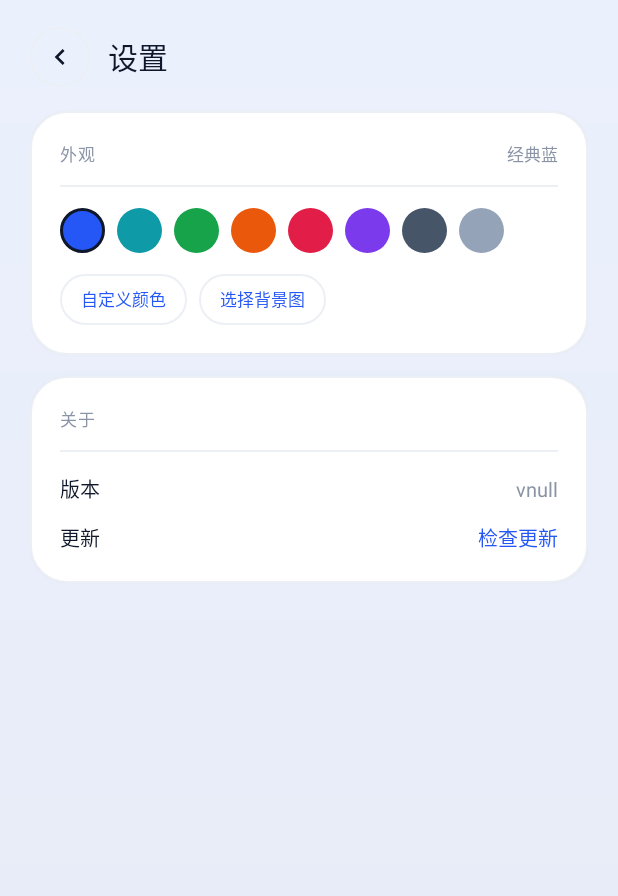
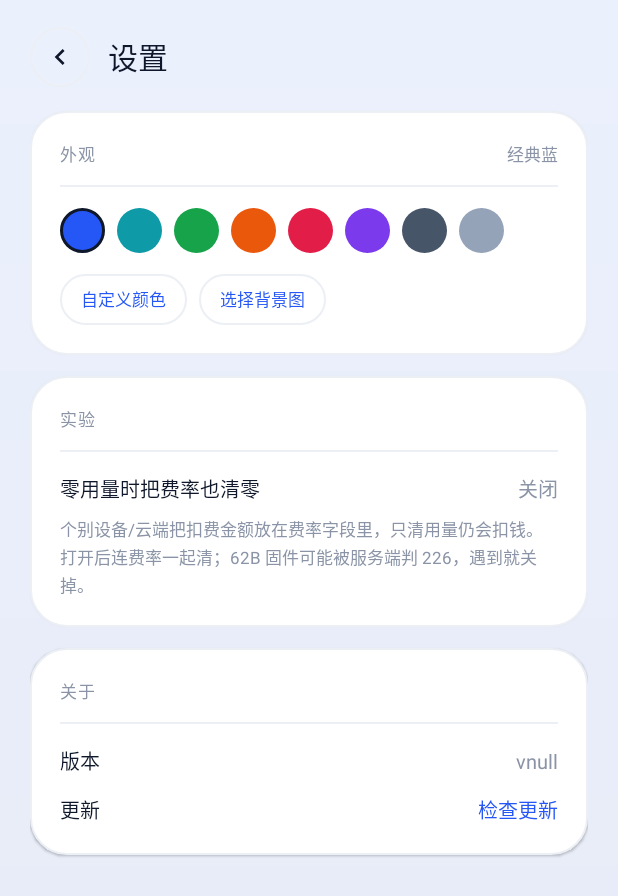
Before and after one commit to lc655254/water-valve-ble, an Android app: the SettingsActivity screen opened directly, with no data from a screen before it, on a phone screen of 412 x 824 dp. Shown: the top 896 px of the screen. Run offline under Robolectric (Android 15) with nearby library versions, the light colour scheme and no system bars; network calls fail.

Commit message:
fix(android): 登录去重 + 账本按云端实扣记账 + 零用量费率实验开关（0.11.3）

```diff
--- a/android/app/build.gradle
+++ b/android/app/build.gradle
@@ -10,8 +10,8 @@ android {
         applicationId "com.yg.watervalve"
         minSdk 26
         targetSdk 35
-        versionCode 43
-        versionName "0.9.4"
+        versionCode 53
+        versionName "0.11.3"
     }
 
     buildTypes {
--- a/android/app/src/main/java/com/yg/watervalve/SettingsActivity.java
+++ b/android/app/src/main/java/com/yg/watervalve/SettingsActivity.java
@@ -64,6 +64,22 @@ public class SettingsActivity extends Activity {
         });
 
         setupAppearance();
+
+        // 实验开关：零用量时连费率一起清零
+        TextView zeroRate = findViewById(R.id.zeroRateSwitch);
+        if (zeroRate != null) {
+            final String KEY = "zero_rate";
+            boolean on = getSharedPreferences("water_valve", MODE_PRIVATE).getBoolean(KEY, false);
+            zeroRate.setText(on ? "已开启" : "关闭");
+            zeroRate.setTextColor(getColor(on ? R.color.success : R.color.muted));
+            zeroRate.setOnClickListener(v -> {
+                boolean now = !getSharedPreferences("water_valve", MODE_PRIVATE).getBoolean(KEY, false);
+                getSharedPreferences("water_valve", MODE_PRIVATE).edit().putBoolean(KEY, now).apply();
+                zeroRate.setText(now ? "已开启" : "关闭");
+                zeroRate.setTextColor(getColor(now ? R.color.success : R.color.muted));
+                toast(now ? "已开启：零用量时费率也清零" : "已关闭：费率保持原样");
+            });
+        }
     }
 
     // ── 外观 ────────────────────────────────────────────────
--- a/android/app/src/main/res/layout/activity_settings.xml
+++ b/android/app/src/main/res/layout/activity_settings.xml
@@ -165,6 +165,61 @@
                     android:layout_width="wrap_content"
                     android:layout_height="wrap_content"
                     android:letterSpacing="0.08"
+                    android:text="实验"
+                    android:textColor="@color/muted"
+                    android:textSize="11sp" />
+
+                <View
+                    android:layout_width="match_parent"
+                    android:layout_height="1dp"
+                    android:layout_marginTop="12dp"
+                    android:background="@color/line" />
+
+                <LinearLayout
+                    android:layout_width="match_parent"
+                    android:layout_height="wrap_content"
+                    android:layout_marginTop="14dp"
+                    android:orientation="horizontal">
+
+                    <TextView
+                        android:layout_width="0dp"
+                        android:layout_height="wrap_content"
+                        android:layout_weight="1"
+                        android:text="零用量时把费率也清零"
+                        android:textColor="@color/ink"
+                        android:textSize="13sp" />
+
+                    <TextView
+                        android:id="@+id/zeroRateSwitch"
+                        android:layout_width="wrap_content"
+                        android:layout_height="wrap_content"
+                        android:textColor="@color/primary"
+                        android:textSize="13sp" />
+                </LinearLayout>
+
+                <TextView
+                    android:layout_width="match_parent"
+                    android:layout_height="wrap_content"
+                    android:layout_marginTop="8dp"
+                    android:lineSpacingExtra="2dp"
+                    android:text="个别设备/云端把扣费金额放在费率字段里，只清用量仍会扣钱。打开后连费率一起清；62B 固件可能被服务端判 226，遇到就关掉。"
+                    android:textColor="@color/muted"
+                    android:textSize="11sp" />
+            </LinearLayout>
+
+            <LinearLayout
+                android:layout_width="match_parent"
+                android:layout_height="wrap_content"
+                android:layout_marginTop="14dp"
+                android:background="@drawable/bg_card"
+                android:elevation="1dp"
+                android:orientation="vertical"
+                android:padding="20dp">
+
+                <TextView
+                    android:layout_width="wrap_content"
+                    android:layout_height="wrap_content"
+                    android:letterSpacing="0.08"
                     android:text="关于"
                     android:textColor="@color/muted"
                     android:textSize="11sp" />
```
Also changed, not shown: android/app/src/main/java/com/yg/watervalve/MainActivity.java (+12 -0 lines), android/app/src/main/java/com/yg/watervalve/Protocol.java (+12 -1 lines), android/app/src/main/java/com/yg/watervalve/ValveManager.java (+50 -2 lines), 1 other file.
